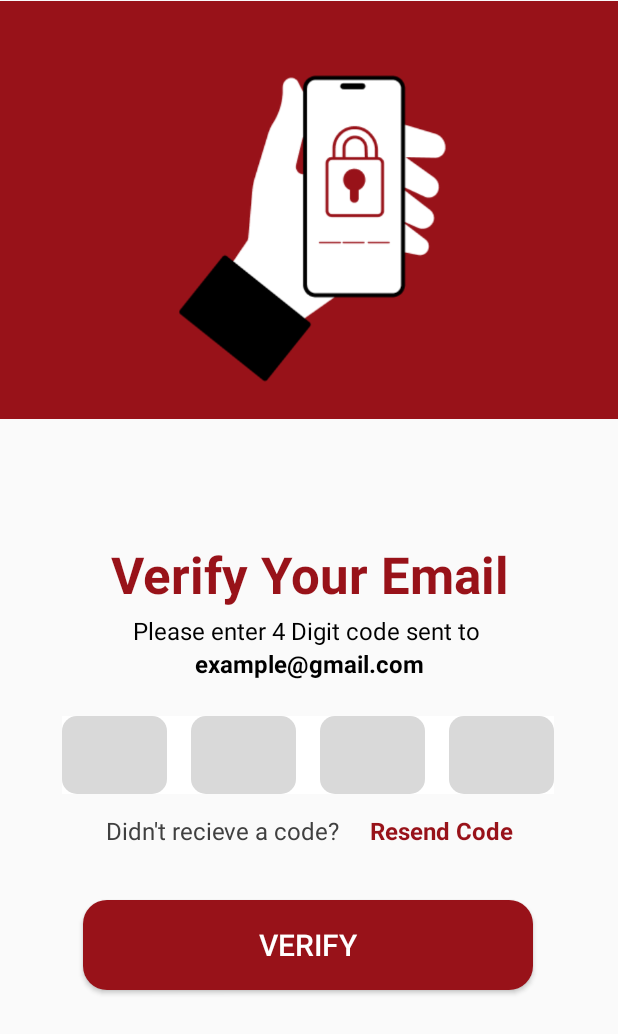
After one commit to AhmadJA00/Cinema-Booking, an Android app: the layout activity_verify_email_sign_up_code.xml on its own in the app's theme, with its tools: preview values and no code run, on a phone screen of 412 x 824 dp. The commit adds this screen. Shown: the top 1034 px of the screen. Run offline under Robolectric (Android 15) with nearby library versions, the phone set to English and light mode, and no system bars.

Commit message:
Edited SignUpPage button onClick to go to SignUpVerify then to verifyEmailSignUpCode then the popup dialog verify_pop_up.xml will appear.

```diff
--- a/app/src/main/AndroidManifest.xml
+++ b/app/src/main/AndroidManifest.xml
@@ -16,6 +16,9 @@
         android:theme="@style/Theme.CinemanaBooking"
         android:usesCleartextTraffic="true"
         tools:targetApi="31">
+        <activity
+            android:name=".verifyEmailSignUpCode"
+            android:exported="false" />
         <activity
             android:name=".SignUpVerify"
             android:exported="false" />
--- a/app/src/main/java/com/example/cinemanabooking/SignUpPage.java
+++ b/app/src/main/java/com/example/cinemanabooking/SignUpPage.java
@@ -115,6 +115,9 @@ public class SignUpPage extends AppCompatActivity implements PostServices.PostLi
             res.setTextColor(ColorStateList.valueOf(ContextCompat.getColor(this, R.color.hint_text)));
             res.setVisibility(View.VISIBLE);
         }
+
+        Intent i = new Intent(this , SignUpVerify.class);
+        startActivity(i);
     }
 
     public void datePicker(View view) {
--- a/app/src/main/res/layout/activity_sign_up_verify.xml
+++ b/app/src/main/res/layout/activity_sign_up_verify.xml
@@ -52,7 +52,8 @@
             android:background="@drawable/custome_button"
             android:text="Verify"
             android:textColor="@color/white"
-            android:textSize="20dp"/>
+            android:textSize="20dp"
+            android:onClick="verifyEmailCodePage"/>
 
     </LinearLayout>
 
--- /dev/null
+++ b/app/src/main/res/layout/activity_verify_email_sign_up_code.xml
@@ -0,0 +1,200 @@
+<?xml version="1.0" encoding="utf-8"?>
+<androidx.constraintlayout.widget.ConstraintLayout xmlns:android="http://schemas.android.com/apk/res/android"
+    xmlns:app="http://schemas.android.com/apk/res-auto"
+    xmlns:tools="http://schemas.android.com/tools"
+    android:layout_width="match_parent"
+    android:layout_height="match_parent"
+    tools:context=".verifyEmailSignUpCode">
+
+
+    <TextView
+        android:id="@+id/VEtext"
+        android:layout_width="300dp"
+        android:layout_height="44dp"
+        android:layout_marginTop="80dp"
+        android:text="Verify Your Email"
+        android:textAlignment="center"
+        android:textColor="@color/main"
+        android:textSize="34sp"
+        android:textStyle="bold"
+        app:layout_constraintEnd_toEndOf="parent"
+        app:layout_constraintHorizontal_bias="0.504"
+        app:layout_constraintStart_toStartOf="parent"
+        app:layout_constraintTop_toBottomOf="@+id/FPimage" />
+
+    <androidx.constraintlayout.widget.ConstraintLayout
+        android:id="@+id/constraintLayout4"
+        android:layout_width="412dp"
+        android:layout_height="44dp"
+        android:layout_marginTop="5dp"
+        app:layout_constraintEnd_toEndOf="parent"
+        app:layout_constraintStart_toStartOf="parent"
+        app:layout_constraintTop_toBottomOf="@+id/VEtext">
+
+        <TextView
+            android:id="@+id/VEtext2"
+            android:layout_width="264dp"
+            android:layout_height="22dp"
+            android:text="Please enter 4 Digit code sent to "
+            android:textAlignment="center"
+            android:textColor="@color/black"
+            android:textSize="16sp"
+            app:layout_constraintEnd_toEndOf="parent"
+            app:layout_constraintStart_toStartOf="parent"
+            app:layout_constraintTop_toTopOf="parent" />
+
+        <TextView
+            android:id="@+id/getEmailTextView"
+            android:layout_width="412dp"
+            android:layout_height="22dp"
+            android:text="example@gmail.com"
+            android:textAlignment="center"
+            android:textColor="@color/black"
+            android:textSize="16sp"
+            android:textStyle="bold"
+            app:layout_constraintBottom_toBottomOf="parent"
+            app:layout_constraintEnd_toEndOf="parent"
+            app:layout_constraintStart_toStartOf="parent"
+            app:layout_constraintTop_toBottomOf="@+id/VEtext2" />
+    </androidx.constraintlayout.widget.ConstraintLayout>
+
+    <ImageView
+        android:id="@+id/FPimage"
+        android:layout_width="420dp"
+        android:layout_height="280dp"
+        app:layout_constraintEnd_toEndOf="parent"
+        app:layout_constraintStart_toStartOf="parent"
+        app:layout_constraintTop_toTopOf="parent"
+        app:srcCompat="@drawable/imagefp"
+        />
+
+    <LinearLayout
+        android:id="@+id/verifyCodeFields"
+        android:layout_width="328dp"
+        android:layout_height="52dp"
+        android:layout_marginTop="24dp"
+        android:gravity="center"
+        android:weightSum="4"
+        android:background="@color/white"
+        android:orientation="horizontal"
+        app:layout_constraintEnd_toEndOf="parent"
+        app:layout_constraintHorizontal_bias="0.493"
+        app:layout_constraintStart_toStartOf="parent"
+        app:layout_constraintTop_toBottomOf="@+id/constraintLayout4">
+
+
+        <EditText
+            android:id="@+id/verifyCode1"
+            android:layout_width="70dp"
+            android:layout_height="52dp"
+            android:layout_weight="1"
+            android:background="@drawable/verify_code_field"
+            android:ems="10"
+            android:gravity="center"
+            android:inputType="number"
+            android:textColor="@color/black"
+            android:textStyle="bold"
+            android:textSize="32sp"
+            android:layout_marginEnd="16dp"/>
+
+        <EditText
+            android:id="@+id/verifyCode2"
+            android:layout_width="70dp"
+            android:layout_height="52dp"
+            android:layout_weight="1"
+            android:background="@drawable/verify_code_field"
+            android:ems="10"
+            android:gravity="center"
+            android:inputType="number"
+            android:textColor="@color/black"
+            android:textStyle="bold"
+            android:textSize="32sp"
+            android:layout_marginEnd="16dp"/>
+
+        <EditText
+            android:id="@+id/verifyCode3"
+            android:layout_width="70dp"
+            android:layout_height="52dp"
+            android:layout_weight="1"
+            android:background="@drawable/verify_code_field"
+            android:ems="10"
+            android:gravity="center"
+            android:inputType="number"
+            android:textColor="@color/black"
+            android:textStyle="bold"
+            android:textSize="32sp"
+            android:layout_marginEnd="16dp"/>
+
+        <EditText
+            android:id="@+id/verifyCode4"
+            android:layout_width="70dp"
+            android:layout_height="52dp"
+            android:layout_weight="1"
+            android:background="@drawable/verify_code_field"
+            android:ems="10"
+            android:gravity="center"
+            android:inputType="number"
+            android:textColor="@color/black"
+            android:textStyle="bold"
+            android:textSize="32sp"
+            />
+    </LinearLayout>
+
+    <androidx.constraintlayout.widget.ConstraintLayout
+        android:id="@+id/constraintLayout3"
+        android:layout_width="wrap_content"
+        android:layout_height="27dp"
+        android:layout_marginTop="8dp"
+        app:layout_constraintEnd_toEndOf="parent"
+        app:layout_constraintHorizontal_bias="0.504"
+        app:layout_constraintStart_toStartOf="parent"
+        app:layout_constraintTop_toBottomOf="@+id/verifyCodeFields">
+
+
+        <TextView
+            android:id="@+id/didntrec"
+            android:layout_width="wrap_content"
+            android:layout_height="wrap_content"
+            android:text="Didn't recieve a code?"
+            android:textColor="@color/grayText"
+            android:textSize="16dp"
+            app:layout_constraintBottom_toBottomOf="parent"
+            app:layout_constraintStart_toStartOf="parent"
+            app:layout_constraintTop_toTopOf="parent"
+            app:layout_constraintVertical_bias="1.0" />
+
+        <TextView
+            android:id="@+id/labReSendCode"
+            android:layout_width="wrap_content"
+            android:layout_height="wrap_content"
+            android:layout_marginStart="20dp"
+            android:onClick="ResendCode"
+            android:text="Resend Code"
+            android:textColor="@color/main"
+            android:textSize="16dp"
+            android:textStyle="bold"
+            app:layout_constraintBottom_toBottomOf="parent"
+            app:layout_constraintEnd_toEndOf="parent"
+            app:layout_constraintHorizontal_bias="1.0"
+            app:layout_constraintStart_toEndOf="@+id/didntrec"
+            app:layout_constraintTop_toTopOf="parent"
+            app:layout_constraintVertical_bias="1.0" />
+    </androidx.constraintlayout.widget.ConstraintLayout>
+
+    <Button
+        android:id="@+id/button3"
+        android:layout_width="300dp"
+        android:layout_height="60dp"
+        android:layout_marginTop="35dp"
+        android:background="@drawable/custome_button"
+
+        android:text="Verify"
+        android:textColor="@color/white"
+        android:textSize="20dp"
+        app:layout_constraintEnd_toEndOf="parent"
+        app:layout_constraintHorizontal_bias="0.495"
+        app:layout_constraintStart_toStartOf="parent"
+        app:layout_constraintTop_toBottomOf="@+id/constraintLayout3" />
+
+
+</androidx.constraintlayout.widget.ConstraintLayout>
--- a/app/src/main/res/values/colors.xml
+++ b/app/src/main/res/values/colors.xml
@@ -3,9 +3,9 @@
     <color name="black">#FF000000</color>
     <color name="white">#FFFFFFFF</color>
     <color name="trans">#00FFFFFF</color>
-    <color name="main">#B13658</color>
-    <color name="hint_text">#B3B13658</color>
-    <color name="mainDarker">#913648</color>
+    <color name="main">#981219</color>
+    <color name="hint_text">#B3981219</color>
+    <color name="mainDarker">#79140e</color>
     <color name="gray">#D9D9D9</color>
     <color name="grayText">#404040</color>
 </resources>
```
Also changed, not shown: app/src/main/java/com/example/cinemanabooking/SignUpVerify.java (+10 -0 lines), app/src/main/java/com/example/cinemanabooking/verifyEmailSignUpCode.java (added, +177 -0 lines), app/src/main/res/drawable/popup_color.xml (added, +8 -0 lines), app/src/main/res/layout/verify_pop_up.xml (added, +73 -0 lines), app/src/main/res/drawable/iconscheckmark.png (added), app/src/main/res/drawable/imagefp.png, app/src/main/res/drawable/mainimage.png.
